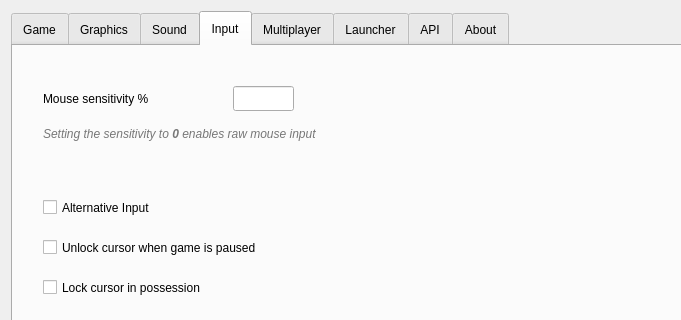
yani/keeperfx-launcher-qt, file settingsdialog.ui: the form before one commit; both pictures show x 0 to 681 and y 0 to 320 of the 871 by 544 pixel window.
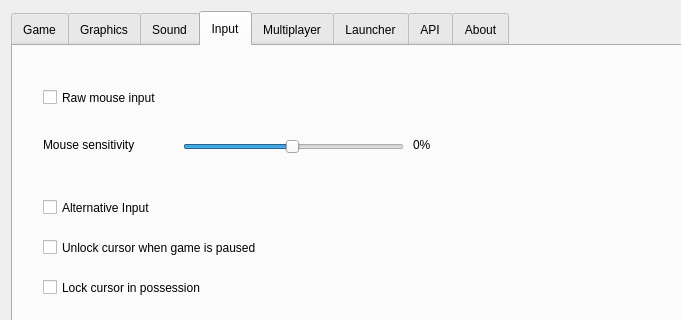
The form after the commit. The open tabs and pages were chosen to show the change. Icons and pictures are not drawn.

Commit message: improve mouse sensitivity setting

Patch:
```diff
--- a/settingsdialog.ui
+++ b/settingsdialog.ui
@@ -895,7 +895,7 @@
        <property name="geometry">
         <rect>
          <x>30</x>
-         <y>44</y>
+         <y>90</y>
          <width>151</width>
          <height>17</height>
         </rect>
@@ -906,38 +906,71 @@
         </font>
        </property>
        <property name="text">
-        <string>Mouse sensitivity %</string>
+        <string>Mouse sensitivity</string>
        </property>
       </widget>
-      <widget class="QLineEdit" name="lineEditMouseSens">
+      <widget class="QSlider" name="horizontalSliderMouseSens">
        <property name="geometry">
         <rect>
-         <x>220</x>
-         <y>40</y>
-         <width>61</width>
-         <height>25</height>
+         <x>170</x>
+         <y>90</y>
+         <width>221</width>
+         <height>21</height>
         </rect>
        </property>
+       <property name="minimum">
+        <number>1</number>
+       </property>
+       <property name="maximum">
+        <number>200</number>
+       </property>
+       <property name="value">
+        <number>100</number>
+       </property>
+       <property name="tracking">
+        <bool>true</bool>
+       </property>
+       <property name="orientation">
+        <enum>Qt::Orientation::Horizontal</enum>
+       </property>
+       <property name="tickPosition">
+        <enum>QSlider::TickPosition::NoTicks</enum>
+       </property>
+      </widget>
+      <widget class="QLabel" name="labelMouseSensPercentage">
+       <property name="geometry">
+        <rect>
+         <x>400</x>
+         <y>90</y>
+         <width>151</width>
+         <height>17</height>
+        </rect>
+       </property>
        <property name="font">
         <font>
          <family>Arial</family>
         </font>
        </property>
+       <property name="text">
+        <string>0%</string>
+       </property>
       </widget>
-      <widget class="QLabel" name="labelMouseSensInfo">
+      <widget class="QCheckBox" name="checkBoxRawMouseInput">
        <property name="geometry">
         <rect>
          <x>30</x>
-         <y>80</y>
-         <width>441</width>
-         <height>17</height>
+         <y>40</y>
+         <width>321</width>
+         <height>23</height>
         </rect>
        </property>
-       <property name="styleSheet">
-        <string notr="true">QLabel { color: #777; }</string>
+       <property name="font">
+        <font>
+         <family>Arial</family>
+        </font>
        </property>
        <property name="text">
-        <string>&lt;i&gt;Setting the sensitivity to &lt;strong&gt;0&lt;/strong&gt; enables raw mouse input&lt;/i&gt;</string>
+        <string>Raw mouse input</string>
        </property>
       </widget>
      </widget>
```
The commit also changes 1 other file.
